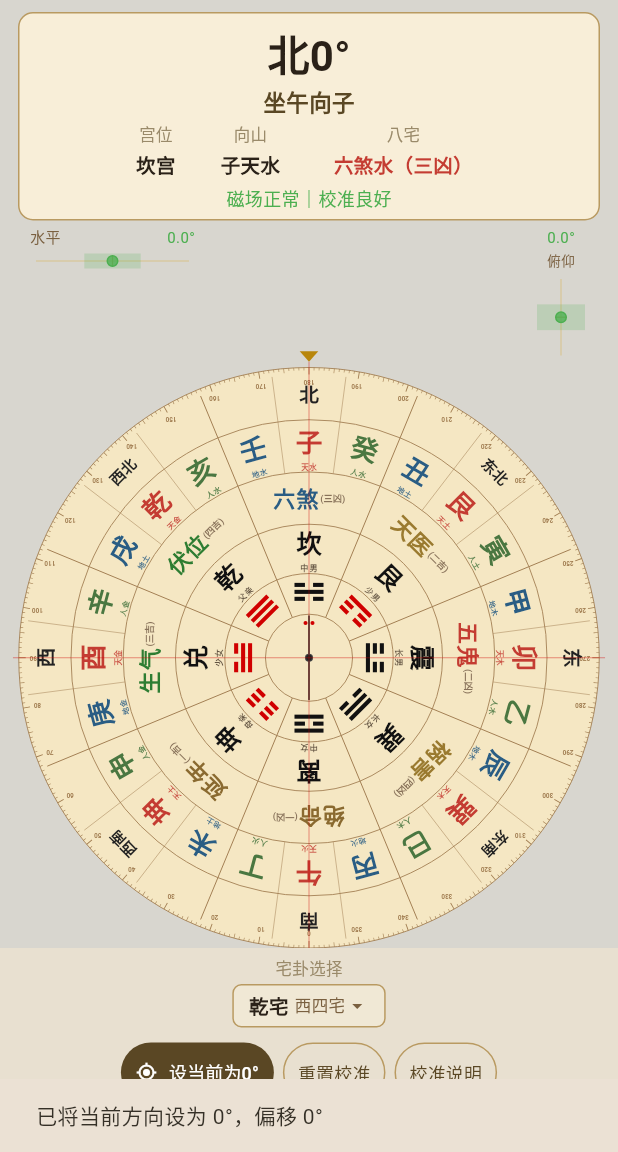
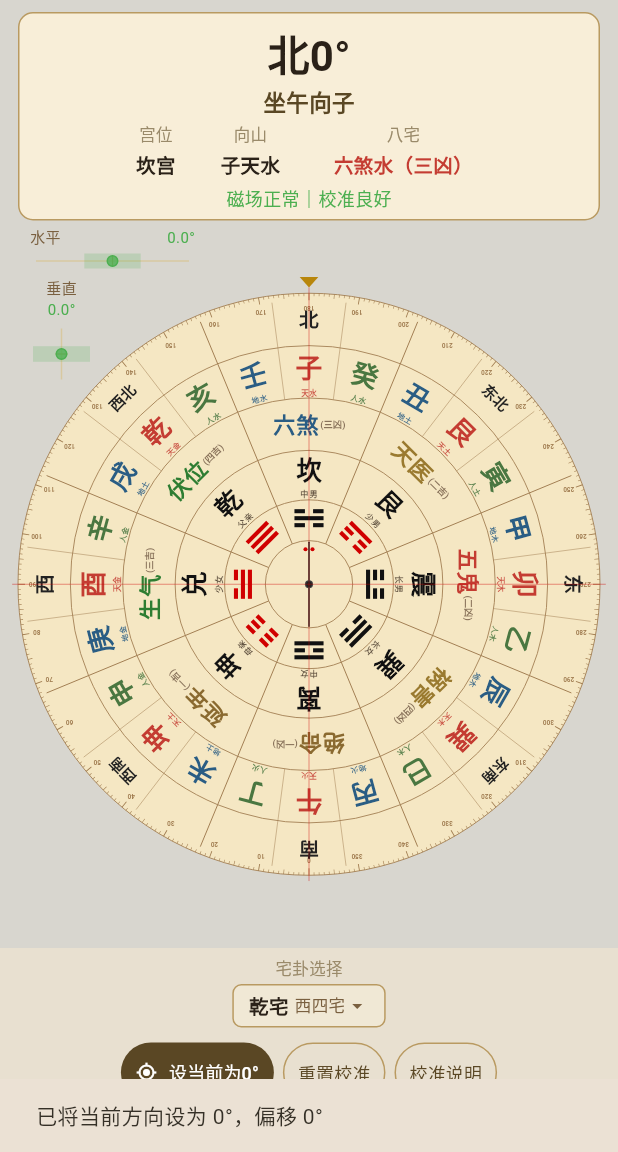
Before and after one commit to Heaifan/fengshii-luopan, a Flutter app: the screen it shows after launch, after a tap on "设当前为0°", on a phone screen of 412 x 824 dp, the part 84-1236 px from its top. Run offline on Flutter 3.47's test engine with Material 3 defaults, Android fonts, the phone set to English and light mode, and no system bars; our stand-ins replace flutter_compass, flutter_riverpod, sensors_plus, shared_preferences.

Commit message:
fix: v0.4.1.3 - vertical bubble position and label fix
- Move bubbles into Stack overlay on luopan (no longer own row)
- Left column: horizontal level + vertical indicator below
- "俯仰" → "垂直" label
- VerticalMiniBubble: 42x72, label above angle
- Fix vertical bubble direction ratio

```diff
--- a/lib/features/compass/bubble_indicator.dart
+++ b/lib/features/compass/bubble_indicator.dart
@@ -283,23 +283,22 @@ class VerticalMiniBubble extends StatelessWidget {
     final color = tiltColor(status);
 
     return SizedBox(
-      width: 36,
-      height: 90,
+      width: 42,
+      height: 72,
       child: Column(
         mainAxisSize: MainAxisSize.min,
         children: [
+          Text(label,
+              style: const TextStyle(
+                  fontSize: 10, color: Color(0xFF7A6040))),
           Text(
             hasData ? '${angle.abs().toStringAsFixed(1)}°' : '--',
             style: TextStyle(fontSize: 10, color: color),
           ),
           const SizedBox(height: 2),
-          Text(label,
-              style: const TextStyle(
-                  fontSize: 9, color: Color(0xFF7A6040))),
-          const SizedBox(height: 2),
           Expanded(
             child: CustomPaint(
-              size: const Size(36, double.infinity),
+              size: const Size(42, double.infinity),
               painter: _VerticalBubblePainter(
                   angle: angle, color: color, hasData: hasData),
             ),
@@ -353,9 +352,9 @@ class _VerticalBubblePainter extends CustomPainter {
       Paint()..color = const Color(0x334CAF50),
     );
 
-    // Bubble: vertical displacement (negative angle = up, positive = down)
+    // Bubble: positive angle → bubble down
     final clamped = angle.clamp(-maxAngle, maxAngle);
-    final ratio = -clamped / maxAngle; // negate: positive angle → bubble down
+    final ratio = clamped / maxAngle;
     final by = h / 2 + ratio * (h / 2 - 8);
 
     canvas.drawCircle(
--- a/lib/features/compass/compass_page.dart
+++ b/lib/features/compass/compass_page.dart
@@ -281,11 +281,12 @@ class _CompassPageState extends State<CompassPage> {
         child: Column(
           children: [
             _buildTopPanel(reading, discRotationDeg),
-            _buildShoulderBubbles(),
-            // ---- Luopan disc ----
+            // ---- Luopan disc with bubble overlay ----
             Expanded(
-              child: Center(
-                child: Padding(
+              child: Stack(
+                alignment: Alignment.center,
+                children: [
+                  Padding(
                     padding: const EdgeInsets.symmetric(horizontal: 12),
                     child: ConstrainedBox(
                       constraints: const BoxConstraints(maxWidth: 500),
@@ -295,6 +296,12 @@ class _CompassPageState extends State<CompassPage> {
                       ),
                     ),
                   ),
+                  Positioned(
+                    left: 20,
+                    top: 4,
+                    child: _buildLeftBubbleGroup(),
+                  ),
+                ],
               ),
             ),
             // ---- Bottom controls ----
@@ -423,19 +430,15 @@ class _CompassPageState extends State<CompassPage> {
 
   // ======== SHOULDER BUBBLES ========
 
-  Widget _buildShoulderBubbles() {
-    return Padding(
-      padding: const EdgeInsets.symmetric(horizontal: 20, vertical: 4),
-      child: Row(
-        mainAxisAlignment: MainAxisAlignment.spaceBetween,
+  Widget _buildLeftBubbleGroup() {
+    return Column(
+      mainAxisSize: MainAxisSize.min,
       crossAxisAlignment: CrossAxisAlignment.start,
       children: [
-          // Left: horizontal level indicator
         MiniBubbleIndicator(label: '水平', angle: _tiltH),
-          // Right: vertical tilt indicator
-          VerticalMiniBubble(label: '俯仰', angle: _tiltV),
+        const SizedBox(height: 4),
+        VerticalMiniBubble(label: '垂直', angle: _tiltV),
       ],
-      ),
     );
   }
 
```
Lines whose indentation alone changed are shown as unchanged.
